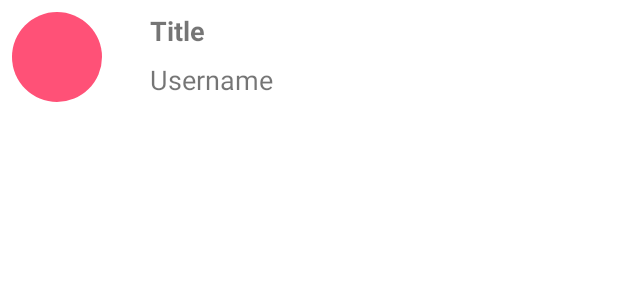
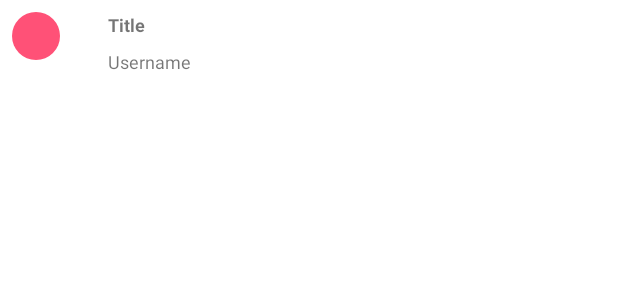
Before and after one commit to adimaris/PasswordManager, an Android app: the layout list_item.xml on its own in the app's theme, with its tools: preview values and no code run, on a phone screen of 412 x 824 dp. Shown: the top 300 px of the screen. Run offline under Robolectric (Android 15) with nearby library versions, the phone set to English and light mode, and no system bars.

Commit message:
Made corrections so that circles appear in the list view alongside password entries:
- bullet_point.xml - changed size of ovals
- changed ShapeableImageView to regular ImageView

```diff
--- a/app/src/main/java/com/alexanderdimaris/passwordmanager/view/AddPassActivity.java
+++ b/app/src/main/java/com/alexanderdimaris/passwordmanager/view/AddPassActivity.java
@@ -39,7 +39,7 @@ public class AddPassActivity extends AppCompatActivity {
             }
         });
 
-        TextInputLayout textInputLayout = findViewById(R.id.activity_existing_pass_til_password);
+        TextInputLayout textInputLayout = findViewById(R.id.activity_add_pass_til_password);
         textInputLayout.setEndIconOnClickListener(new View.OnClickListener() {
             @Override
             public void onClick(View v) {
--- a/app/src/main/java/com/alexanderdimaris/passwordmanager/view/PasswordAdapter.java
+++ b/app/src/main/java/com/alexanderdimaris/passwordmanager/view/PasswordAdapter.java
@@ -12,6 +12,8 @@ import androidx.annotation.Nullable;
 
 import com.alexanderdimaris.passwordmanager.R;
 import com.alexanderdimaris.passwordmanager.model.PassObj;
+import com.google.android.material.imageview.ShapeableImageView;
+import com.google.android.material.textview.MaterialTextView;
 
 import java.util.ArrayList;
 import java.util.List;
@@ -36,10 +38,10 @@ public class PasswordAdapter extends ArrayAdapter<PassObj> {
 
         PassObj currentPassword = passwordList.get(position);
 
-        TextView passwordTitle = listItem.findViewById(R.id.list_item_tv_title);
+        MaterialTextView passwordTitle = listItem.findViewById(R.id.list_item_tv_title);
         passwordTitle.setText(currentPassword.getTitle());
 
-        TextView usernameText = listItem.findViewById(R.id.list_item_tv_username);
+        MaterialTextView usernameText = listItem.findViewById(R.id.list_item_tv_username);
         usernameText.setText(currentPassword.getUsername());
 
         return listItem;
--- a/app/src/main/res/drawable/bullet_point.xml
+++ b/app/src/main/res/drawable/bullet_point.xml
@@ -1,13 +1,11 @@
 <?xml version="1.0" encoding="utf-8"?>
-<shape
-    xmlns:android="http://schemas.android.com/apk/res/android"
+
+<shape xmlns:android="http://schemas.android.com/apk/res/android"
     android:shape="oval">
 
-    <solid
-        android:color="#ff5177"/>
+    <solid android:color="#ff5177"/>
 
-    <size
-        android:width="60dp"
-        android:height="60dp"/>
+    <size android:width="32dp"
+        android:height="32dp"/>
 
 </shape>
--- a/app/src/main/res/layout/list_item.xml
+++ b/app/src/main/res/layout/list_item.xml
@@ -7,7 +7,7 @@
     android:layout_width="match_parent"
     android:layout_height="match_parent">
 
-    <com.google.android.material.imageview.ShapeableImageView
+    <ImageView
         android:id="@+id/list_item_oval"
         android:layout_width="wrap_content"
         android:layout_height="wrap_content"
@@ -24,7 +24,7 @@
         android:layout_marginStart="32dp"
         android:layout_marginTop="8dp"
         android:text="Title"
-        android:textSize="18sp"
+        android:textSize="12sp"
         android:textStyle="bold"
         app:layout_constraintStart_toEndOf="@+id/list_item_oval"
         app:layout_constraintTop_toTopOf="parent" />
@@ -36,7 +36,7 @@
         android:layout_marginStart="32dp"
         android:layout_marginTop="8dp"
         android:text="Username"
-        android:textSize="18sp"
+        android:textSize="12sp"
         app:layout_constraintStart_toEndOf="@+id/list_item_oval"
         app:layout_constraintTop_toBottomOf="@+id/list_item_tv_title" />
 
```
